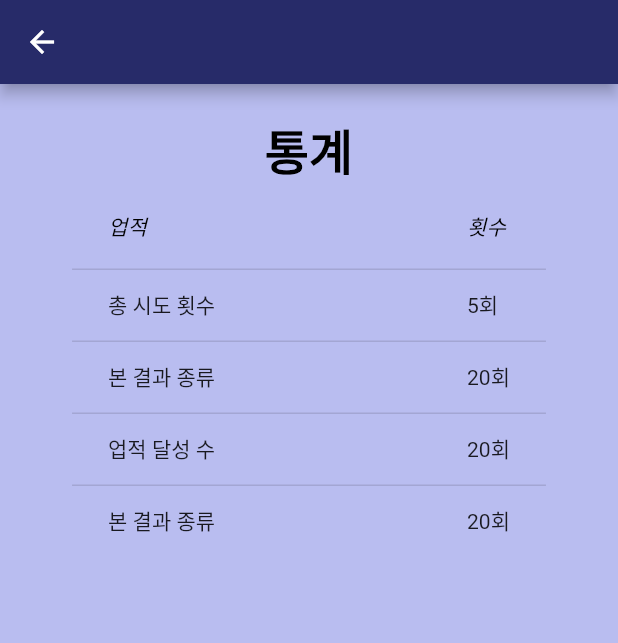
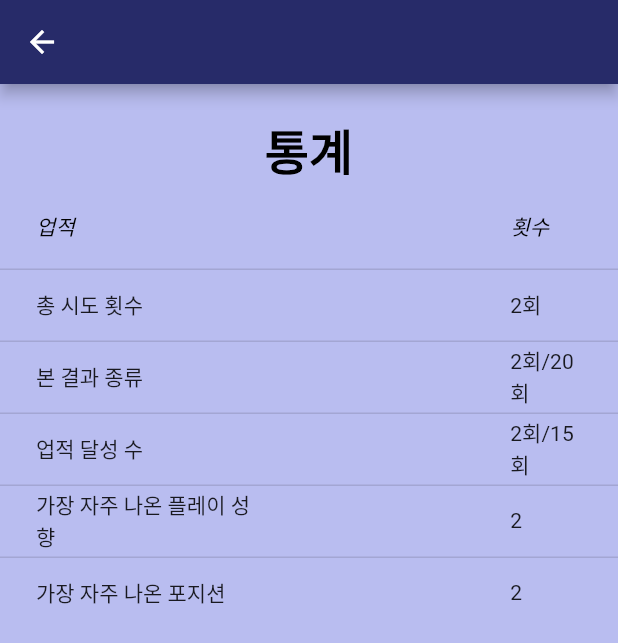
Before and after one commit to gns0170/flutter_app_7, a Flutter app: the Statistics screen opened directly, on a phone screen of 412 x 824 dp. Shown: the top 643 px of the screen. Run offline on Flutter 3.47's test engine with Material 2 defaults, Android fonts, the phone set to English and light mode, and no system bars; our stand-ins replace charts_flutter, cloud_firestore, cloud_functions, firebase_auth, firebase_core, google_mobile_ads and 4 more; missing offline and left inert: achievement_view; accounts and stored records are empty; network calls fail.

Commit message:
6/25, status display

```diff
--- a/lib/data/statistics.dart
+++ b/lib/data/statistics.dart
@@ -1,15 +1,28 @@
-import 'package:flutter/material.dart';
+import 'achievements.dart';
+import 'results.dart';
+
+enum StatisticKey {
+  totalTry,
+  kindOfResult,
+  numberOfAchievement,
+  mostFrequentPlayStyle,
+  mostFrequentPosition,
+}
 
 class Statistic {
   final int key;
+  final StatisticKey stringkey;
   final String title;
-  final int value;
+  final String unit;
 
-  Statistic(this.key, this.title, this.value);
+  Statistic(this.key, this.stringkey, this.title, this.unit);
 }
 
 List<Statistic> s = [
-  Statistic(1, "결과를 본 횟수", 0),
-  Statistic(1, "결과를 본 횟수", 0),
-  Statistic(1, "결과를 본 횟수", 0),
+  Statistic(0, StatisticKey.totalTry, "총 시도 횟수", '회'),
+  Statistic(1, StatisticKey.kindOfResult, "본 결과 종류", '회/${r.length}회'),
+  Statistic(
+      2, StatisticKey.numberOfAchievement, "업적 달성 수", '회/${a.length - 4}회'),
+  Statistic(3, StatisticKey.mostFrequentPlayStyle, "가장 자주 나온 플레이 성향", ''),
+  Statistic(4, StatisticKey.mostFrequentPosition, "가장 자주 나온 포지션", ''),
 ];
--- a/lib/screens/home.dart
+++ b/lib/screens/home.dart
@@ -59,6 +59,7 @@ class HomeState extends State<Home> {
         DarkButton(
           onPressed: () {
             Navigator.pushNamed(context, '/question');
+            //성향, 포지션 점수 초기화
             globalWeight = [0, 0, 0, 0];
             globalWeightPosition = [0, 0, 0, 0, 0];
           },
--- a/lib/screens/result/result_context.dart
+++ b/lib/screens/result/result_context.dart
@@ -33,7 +33,6 @@ class _ResultContextState extends State<ResultContext> {
     //ad
     myBanner3.load();
     var purchase = context.read<DashPurchases>();
-    var providerNavigation = context.watch<ProviderNavigation>();
 
     shownResultText = widget.proResult.explain;
     shownResultTitle = widget.proResult.title;
@@ -73,6 +72,7 @@ dynamic shareResult() {
 class Buttons extends StatelessWidget {
   const Buttons({Key? key}) : super(key: key);
 
+  @override
   Widget build(BuildContext context) {
     var providerNavigation = context.watch<ProviderNavigation>();
     return Column(
--- a/lib/screens/result/result_graph1.dart
+++ b/lib/screens/result/result_graph1.dart
@@ -1,5 +1,5 @@
 import 'package:flutter/material.dart';
-import 'package:flutter_application_7/provider/switch.dart';
+
 import 'package:flutter_application_7/screens/home.dart';
 import 'package:flutter_application_7/screens/result/result.dart';
 import 'package:flutter_application_7/screens/result/result_context.dart';
@@ -36,7 +36,7 @@ class _ResultGraph1State extends State<ResultGraph1> {
     //ad
     myBanner4.load();
     var purchase = context.read<DashPurchases>();
-    var providerNavigation = context.watch<ProviderNavigation>();
+
     //data Process
     List<charts.Series<TestData, String>> shownWeight() {
       List<TestData> proWeight = [
--- a/lib/screens/result/result_graph2.dart
+++ b/lib/screens/result/result_graph2.dart
@@ -1,6 +1,6 @@
 import 'package:flutter/material.dart';
 import 'package:flutter_application_7/iap/logic/dash_purchases.dart';
-import 'package:flutter_application_7/provider/switch.dart';
+
 import 'package:flutter_application_7/screens/home.dart';
 import 'package:flutter_application_7/screens/result/result.dart';
 import 'package:flutter_application_7/screens/result/result_context.dart';
@@ -35,7 +35,7 @@ class _ResultGraph2State extends State<ResultGraph2> {
     //ad
     myBanner5.load();
     var purchase = context.read<DashPurchases>();
-    var providerNavigation = context.watch<ProviderNavigation>();
+
     //data Process
     List<charts.Series<TestData, String>> shownWeight() {
       List<TestData> proWeight = [
--- a/lib/screens/statistics.dart
+++ b/lib/screens/statistics.dart
@@ -3,6 +3,7 @@ import 'dart:developer';
 import '../values/colors.dart' as custom_colors;
 
 import 'package:flutter_application_7/widgets/parts/texts.dart';
+import 'package:flutter_application_7/data/statistics.dart';
 
 class Statistics extends StatefulWidget {
   const Statistics({Key? key}) : super(key: key);
@@ -37,41 +38,14 @@ class StatisticsState extends State<Statistics> {
                         label: Text('횟수',
                             style: TextStyle(fontStyle: FontStyle.italic))),
                   ],
-                rows: const [
-                  DataRow(
-                    cells: [
-                      DataCell(Text('총 시도 횟수')),
-                      DataCell(Text('')),
-                      DataCell(Text('')),
-                      DataCell(Text('5회')),
-                    ],
-                  ),
-                  DataRow(
-                    cells: [
-                      DataCell(Text('본 결과 종류')),
-                      DataCell(Text('')),
-                      DataCell(Text('')),
-                      DataCell(Text('20회')),
-                    ],
-                  ),
-                  DataRow(
-                    cells: [
-                      DataCell(Text('업적 달성 수')),
-                      DataCell(Text('')),
-                      DataCell(Text('')),
-                      DataCell(Text('20회')),
-                    ],
-                  ),
-                  DataRow(
-                    cells: [
-                      DataCell(Text('본 결과 종류')),
-                      DataCell(Text('')),
-                      DataCell(Text('')),
-                      DataCell(Text('20회')),
-                    ],
-                  ),
-                ],
-              )
+                  rows: List<DataRow>.generate(
+                      s.length,
+                      (int index) => DataRow(cells: [
+                            DataCell(Text(s[index].title)),
+                            const DataCell(Text('')),
+                            const DataCell(Text('')),
+                            DataCell(Text('2' + s[index].unit)),
+                          ])))
             ],
           )),
         ));
```
Also changed, not shown: lib/main.dart (+0 -18 lines), lib/screens/achievements/achievement.dart (+14 -14 lines). Lines whose indentation alone changed are shown as unchanged.
